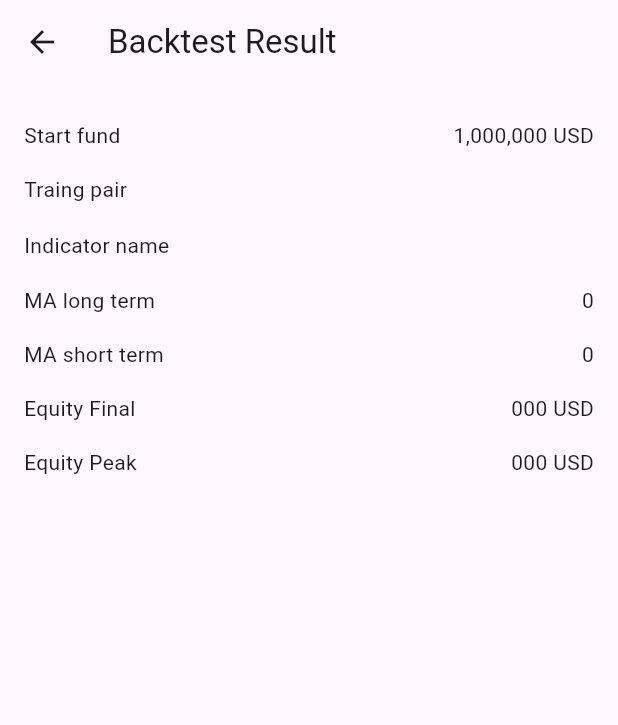
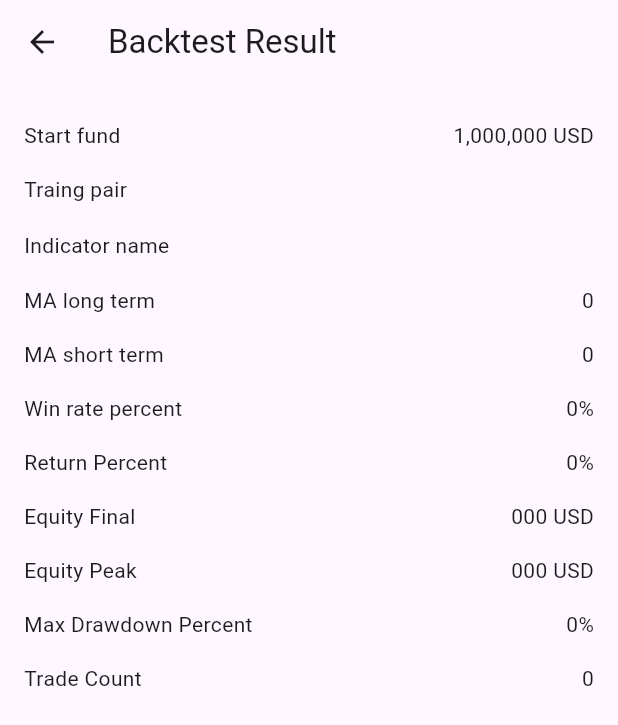
Before and after one commit to NguyenHzviper/flutter_tmdt, a Flutter app: the BacktestResultScreen screen opened directly with empty values, on a phone screen of 412 x 824 dp. Shown: the top 725 px of the screen. Run offline on Flutter 3.47's test engine with Material 2 defaults, Android fonts, the light colour scheme and no system bars; our stand-ins replace firebase_auth, firebase_core, firebase_messaging, flutter_local_notifications, ionicons, shared_preferences; missing offline and left inert: autocomplete_textfield; accounts and stored records are empty.

Commit message:
done backtest

```diff
--- a/lib/screens/backtest_result_screen.dart
+++ b/lib/screens/backtest_result_screen.dart
@@ -29,10 +29,17 @@ class BacktestResultScreen extends StatelessWidget {
               _buildResultItem("Indicator name", result.output.nameIndicator),
               _buildResultItem("MA long term", result.output.maLength1),
               _buildResultItem("MA short term", result.output.maLength2),
+              _buildResultItem("Win rate percent",
+                  result.output.winRatePercent.round().toString() + '%'),
+              _buildResultItem("Return Percent",
+                  result.output.returnPercent.round().toString() + '%'),
               _buildResultItem("Equity Final",
                   formatter.format(result.output.equityFinal) + ' USD'),
               _buildResultItem("Equity Peak",
                   formatter.format(result.output.equityPeak) + ' USD'),
+              _buildResultItem("Max Drawdown Percent",
+                  result.output.maxDrawdownPercent.round().toString() + '%'),
+              _buildResultItem("Trade Count", result.output.tradesCount),
             ],
           ),
         ),
```
